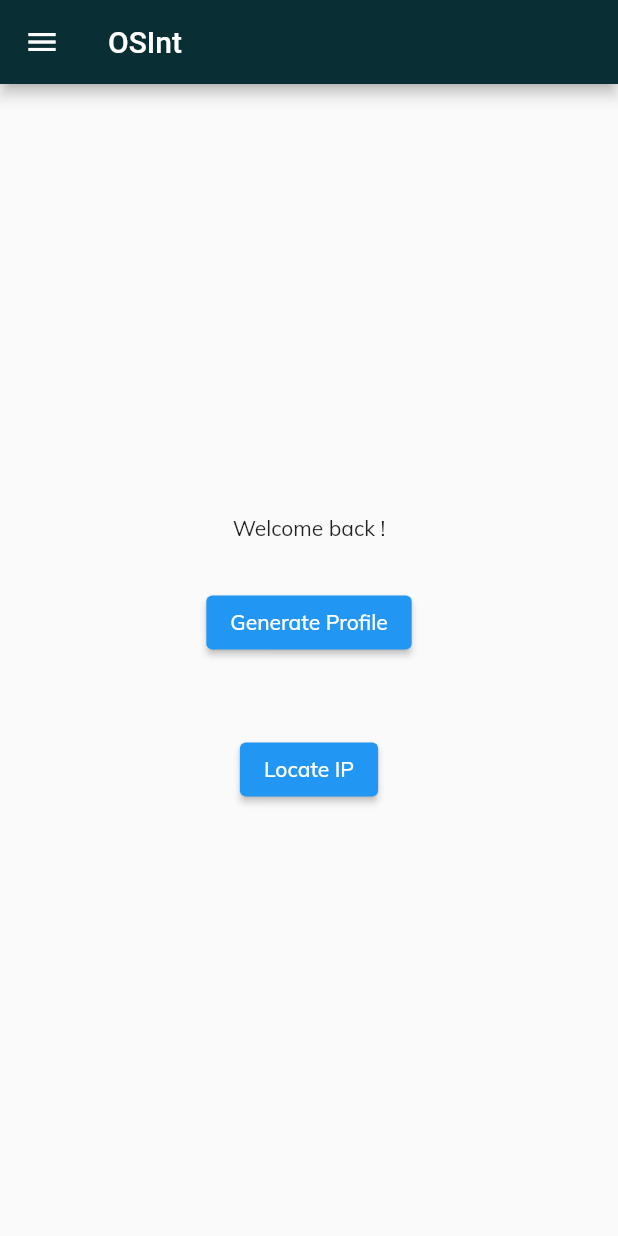
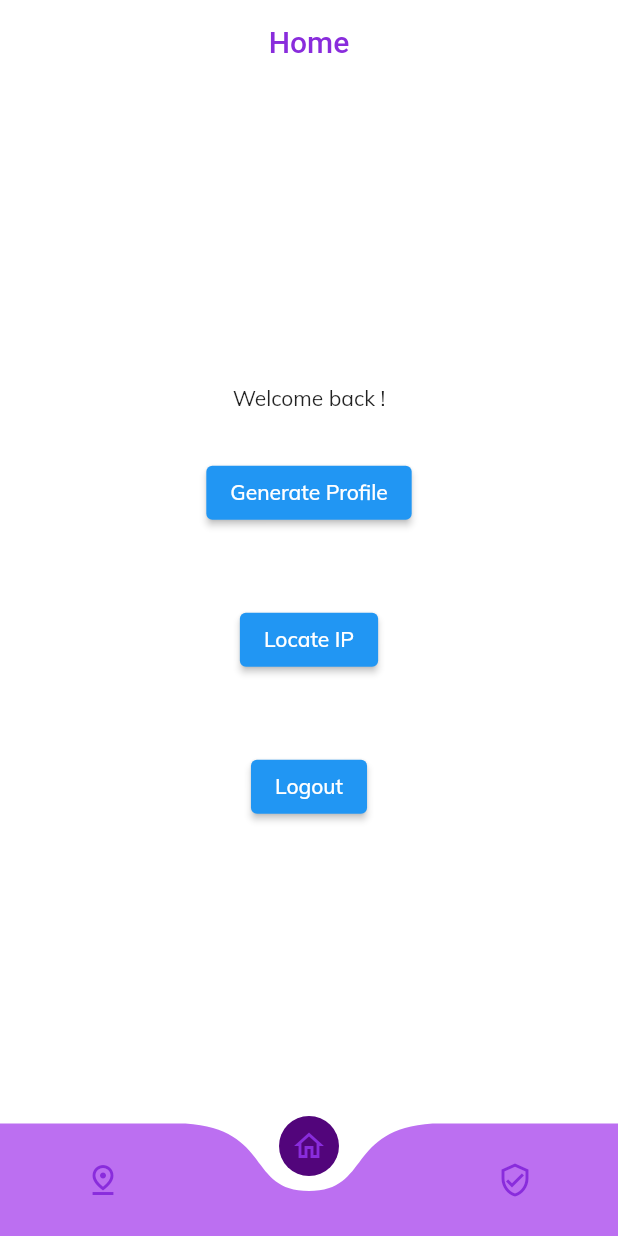
Before and after one commit to lazyp4nd4/WatchR, a Flutter app: the Home screen opened directly, on a phone screen of 412 x 824 dp. Run offline on Flutter 3.47's test engine with Material 2 defaults, Android fonts, the light colour scheme and no system bars; drawn by our look-alikes of curved_navigation_bar; our stand-ins replace cloud_firestore, firebase_auth, firebase_core, flutter_spinkit, google_fonts, google_maps_flutter and 2 more; accounts and stored records are empty.

Commit message:
UI Changes

```diff
--- a/lib/authentication/register.dart
+++ b/lib/authentication/register.dart
@@ -122,7 +122,7 @@ class _RegisterState extends State<Register> {
                         style: TextStyle(
                             fontSize: 16,
                             decoration: TextDecoration.underline,
-                            color: Palette.darkBlue)),
+                            color: Palette.orange)),
                   ),
                 )
               ])),
--- a/lib/config/palette.dart
+++ b/lib/config/palette.dart
@@ -1,8 +1,8 @@
 import 'package:flutter/painting.dart';
 
 class Palette {
-  static const Color darkBlue = Color(0xff092E34);
-  static const Color lightBlue = Color(0xff489FB5);
-  static const Color orange = Color(0xffFFA62B);
-  static const Color darkOrange = Color(0xffCC7700);
+  static const Color darkBlue = Color(0xff892cdc);
+  static const Color lightBlue = Color(0xffbc6ff1);
+  static const Color orange = Color(0xff52057b);
+  static const Color darkOrange = Color(0xff52057b);
 }
--- a/lib/main.dart
+++ b/lib/main.dart
@@ -22,6 +22,8 @@ class MyApp extends StatelessWidget {
         appBarTheme: const AppBarTheme(
             brightness: Brightness.dark, color: Palette.darkBlue),
         primarySwatch: Colors.blue,
+        backgroundColor: Palette.lightBlue,
+        scaffoldBackgroundColor: Colors.white,
       ),
       home: Root(),
     );
--- a/lib/searchAndHome/home.dart
+++ b/lib/searchAndHome/home.dart
@@ -1,10 +1,16 @@
+import 'package:curved_navigation_bar/curved_navigation_bar.dart';
 import 'package:flutter/material.dart';
+import 'package:osint/config/palette.dart';
+import 'package:osint/hunter/hunters.dart';
 import 'package:osint/hunter/inputHunter.dart';
 import 'package:osint/ip-locator/ipAddress.dart';
+import 'package:osint/ip-locator/ips.dart';
 import 'package:osint/model/loading.dart';
 import 'package:osint/model/navDrawer.dart';
 import 'package:http/http.dart' as http;
 import 'package:osint/profile-generation/inputDetails.dart';
+import 'package:osint/root.dart';
+import 'package:osint/services/authService.dart';
 import 'dart:convert' as convert;
 
 import 'package:osint/services/sharedPreferences.dart';
@@ -19,6 +25,8 @@ class _HomeState extends State<Home> {
   String _name;
   String country, city, serviceProviderName;
   String ip;
+  int _page = 1;
+  GlobalKey _bottomNavigationKey = GlobalKey();
   void fun() async {
     String name = await SharedFunctions.getUserName();
     setState(() {
@@ -37,10 +45,77 @@ class _HomeState extends State<Home> {
   @override
   Widget build(BuildContext context) {
     return Scaffold(
+      bottomNavigationBar: CurvedNavigationBar(
+        key: _bottomNavigationKey,
+        index: _page,
+        color: Palette.lightBlue,
+        backgroundColor: Colors.white,
+        buttonBackgroundColor: Palette.orange,
+        onTap: (value) {
+          print(_page);
+          setState(() {
+            _page = value;
+          });
+        },
+        animationCurve: Curves.easeInOut,
+        animationDuration: Duration(milliseconds: 400),
+        items: [
+          Icon(
+            Icons.pin_drop_outlined,
+            color: Palette.darkBlue,
+          ),
+          Icon(
+            Icons.home_outlined,
+            color: Palette.darkBlue,
+          ),
+          Icon(
+            Icons.verified_user_outlined,
+            color: Palette.darkBlue,
+          )
+        ],
+      ),
+      body: _page == 0
+          ? IPs()
+          : _page == 1
+              ? HomeMain()
+              : Hunters(),
+    );
+  }
+}
+
+class HomeMain extends StatefulWidget {
+  @override
+  _HomeMainState createState() => _HomeMainState();
+}
+
+class _HomeMainState extends State<HomeMain> {
+  String _name;
+  void fun() async {
+    String name = await SharedFunctions.getUserName();
+    setState(() {
+      _name = name;
+    });
+    print(_name);
+  }
+
+  @override
+  void initState() {
+    super.initState();
+    fun();
+  }
+
+  @override
+  Widget build(BuildContext context) {
+    return Scaffold(
       appBar: AppBar(
-        title: Text('OSInt'),
+        centerTitle: true,
+        backgroundColor: Colors.transparent,
+        shadowColor: Colors.transparent,
+        title: Text(
+          'Home',
+          style: TextStyle(color: Palette.darkBlue),
+        ),
       ),
-      drawer: NavDrawer(),
       body: Padding(
         padding: const EdgeInsets.all(20.0),
         child: Center(
@@ -67,6 +142,15 @@ class _HomeState extends State<Home> {
                     Navigator.push(context,
                         MaterialPageRoute(builder: (context) => IPAddress()));
                   }),
+              SizedBox(height: 50),
+              ElevatedButton(
+                  child: Text('Logout'),
+                  onPressed: () async {
+                    await AuthService().signOutUser();
+                    // Navigator.pop(context);
+                    Navigator.pushReplacement(context,
+                        MaterialPageRoute(builder: (context) => Root()));
+                  }),
             ],
           ),
         ),
--- a/pubspec.yaml
+++ b/pubspec.yaml
@@ -39,6 +39,7 @@ dependencies:
   google_maps_flutter:
   google_fonts:
   animations: ^2.0.0
+  curved_navigation_bar:
 
 dev_dependencies:
   flutter_test:
```
Also changed, not shown: lib/config/decoration_function.dart (+4 -4 lines), lib/config/signup_bar.dart (+4 -4 lines), lib/hunter/listHunter.dart (+8 -1 lines), lib/ip-locator/listOfIpSearches.dart (+8 -1 lines), lib/profile-generation/listOfSearchedProfiles.dart (+8 -1 lines), pubspec.lock, 2 other files.
